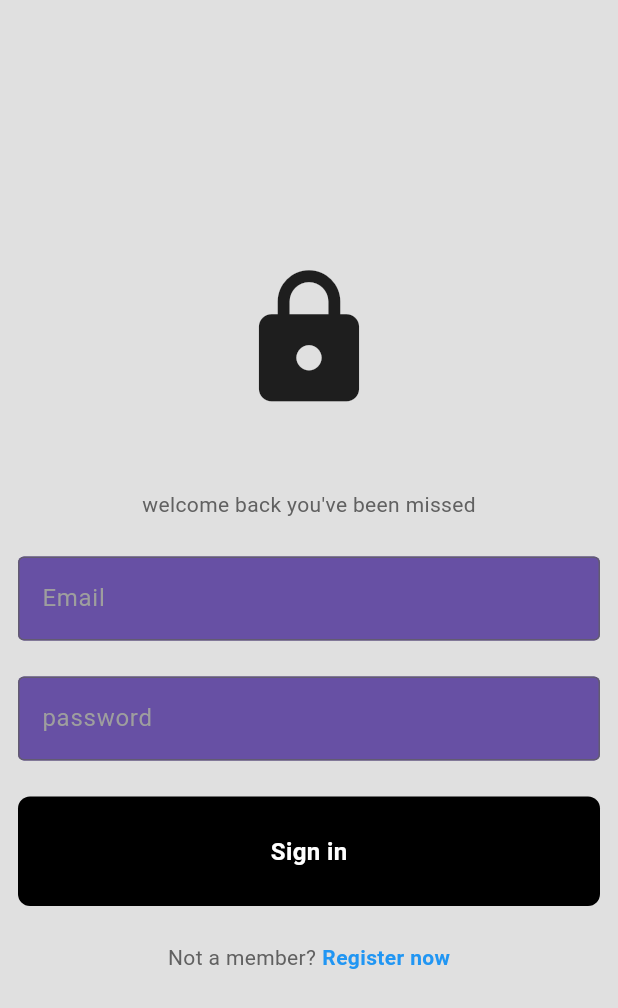
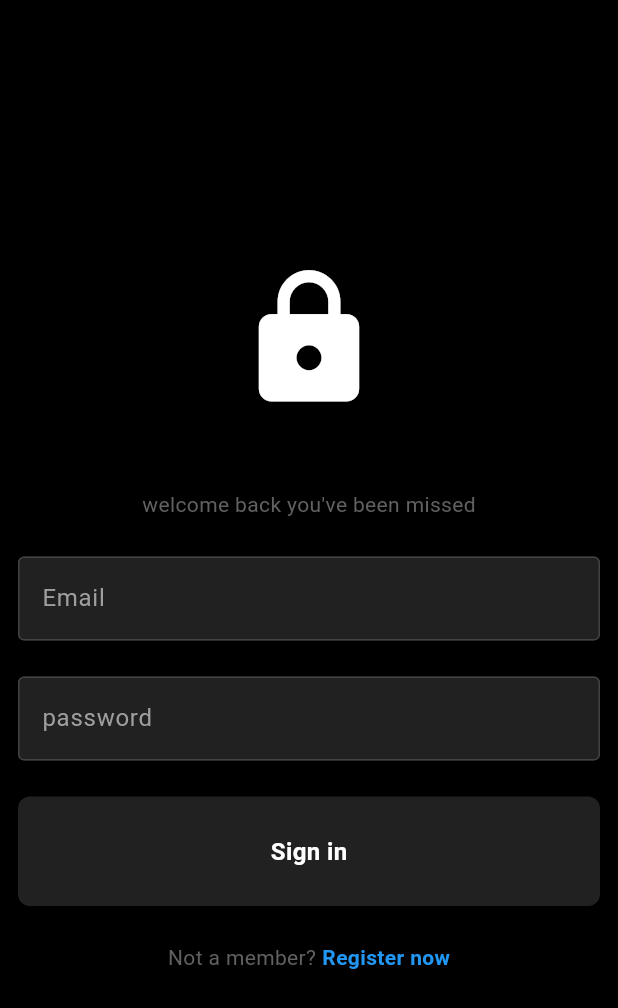
Before and after one commit to MaheshVenuFlutter/social-media-app, a Flutter app: the screen it shows after launch, on a phone screen of 412 x 824 dp. Shown: the top 1008 px of the screen. Run offline on Flutter 3.47's test engine with Material 3 defaults, Android fonts, the phone set to English and light mode, and no system bars; our stand-ins replace cloud_firestore, firebase_auth, firebase_core; accounts and stored records are empty; generated files the repository leaves out were written again.

```diff
--- a/lib/custom widgets/butten.dart
+++ b/lib/custom widgets/butten.dart
@@ -12,7 +12,8 @@ class Mybutten extends StatelessWidget {
       child: Container(
         padding: const EdgeInsets.all(25),
         decoration: BoxDecoration(
-            borderRadius: BorderRadius.circular(8), color: Colors.black),
+            borderRadius: BorderRadius.circular(8),
+            color: Theme.of(context).colorScheme.primary),
         child: Center(
           child: Text(
             text,
--- a/lib/custom widgets/text_box.dart
+++ b/lib/custom widgets/text_box.dart
@@ -15,9 +15,8 @@ class MyTextBox extends StatelessWidget {
   Widget build(BuildContext context) {
     return Container(
       decoration: BoxDecoration(
-        borderRadius: BorderRadius.circular(8),
-        color: Colors.grey[200],
-      ),
+          borderRadius: BorderRadius.circular(8),
+          color: Theme.of(context).colorScheme.secondary),
       padding: const EdgeInsets.only(left: 15, bottom: 15),
       margin: const EdgeInsets.only(left: 20, right: 20, top: 20),
       child: Column(
--- a/lib/custom widgets/text_feild.dart
+++ b/lib/custom widgets/text_feild.dart
@@ -13,6 +13,7 @@ class MyTestFeild extends StatelessWidget {
   @override
   Widget build(BuildContext context) {
     return TextField(
+      cursorColor: Theme.of(context).colorScheme.outline,
       controller: controller,
       obscureText: obscureText,
       decoration: InputDecoration(
--- a/lib/main.dart
+++ b/lib/main.dart
@@ -22,8 +22,9 @@ class MyApp extends StatelessWidget {
   Widget build(BuildContext context) {
     return MaterialApp(
       debugShowCheckedModeBanner: false,
-      theme: lightTheme,
-      // darkTheme: darkTheme,
+      theme: darkTheme,
+      // lightTheme,
+      //darkTheme: darkTheme,
       home:
           //ProfilePage(),
           AuthScreen(),
--- a/lib/screens/login_screen.dart
+++ b/lib/screens/login_screen.dart
@@ -53,7 +53,7 @@ class _LoginScreenState extends State<LoginScreen> {
   @override
   Widget build(BuildContext context) {
     return Scaffold(
-      backgroundColor: Colors.grey[300],
+      backgroundColor: Theme.of(context).colorScheme.background,
       body: SafeArea(
         child: Center(
           child: Padding(
--- a/lib/screens/profile_page.dart
+++ b/lib/screens/profile_page.dart
@@ -26,7 +26,7 @@ class _ProfilePageState extends State<ProfilePage> {
     await showDialog(
       context: context,
       builder: (context) => AlertDialog(
-        backgroundColor: Colors.grey[900],
+        backgroundColor: Theme.of(context).colorScheme.background,
         title: Text(
           "Edit $feild",
           style: const TextStyle(color: Colors.white),
@@ -81,9 +81,8 @@ class _ProfilePageState extends State<ProfilePage> {
   @override
   Widget build(BuildContext context) {
     return Scaffold(
-      backgroundColor: Colors.grey[300],
+      backgroundColor: Theme.of(context).colorScheme.primary,
       appBar: AppBar(
-        backgroundColor: Colors.grey[900],
         title: const Text("Profile Screen"),
       ),
       body: StreamBuilder<DocumentSnapshot>(
--- a/lib/screens/register_screen.dart
+++ b/lib/screens/register_screen.dart
@@ -76,7 +76,7 @@ class _RegisterScreenState extends State<RegisterScreen> {
   @override
   Widget build(BuildContext context) {
     return Scaffold(
-      backgroundColor: Colors.grey[300],
+      backgroundColor: Theme.of(context).colorScheme.background,
       body: SafeArea(
         child: Center(
           child: Padding(
--- a/lib/theme/dark_theme.dart
+++ b/lib/theme/dark_theme.dart
@@ -6,8 +6,11 @@ ThemeData darkTheme = ThemeData(
     backgroundColor: Colors.black,
   ),
   colorScheme: ColorScheme.dark(
-    background: Colors.black,
-    primary: Colors.grey[900]!,
-    secondary: Colors.grey[800]!,
+      background: Colors.black,
+      primary: Colors.grey[900]!,
+      secondary: Colors.grey[800]!,
+      outline: Colors.blue),
+  textButtonTheme: TextButtonThemeData(
+    style: TextButton.styleFrom(foregroundColor: Colors.white),
   ),
 );
--- a/lib/theme/light_theme.dart
+++ b/lib/theme/light_theme.dart
@@ -2,7 +2,21 @@ import 'package:flutter/material.dart';
 
 ThemeData lightTheme = ThemeData(
   brightness: Brightness.light,
-  appBarTheme: AppBarTheme(
+  appBarTheme: const AppBarTheme(
+    elevation: 0,
     backgroundColor: Colors.transparent,
+    iconTheme: IconThemeData(color: Colors.black),
+    titleTextStyle: TextStyle(color: Colors.black, fontSize: 20),
+  ),
+  colorScheme: ColorScheme.light(
+      background: Colors.grey[300]!,
+      primary: Colors.grey[200]!,
+      secondary: Colors.grey[300]!,
+      outline: Colors.black),
+  textButtonTheme: TextButtonThemeData(
+    style: TextButton.styleFrom(foregroundColor: Colors.black),
+  ),
+  textTheme: const TextTheme(
+    titleLarge: TextStyle(color: Colors.black),
   ),
 );
```
Also changed, not shown: lib/custom widgets/delete_butten.dart (added, +17 -0 lines), lib/custom widgets/wall_post.dart (+75 -3 lines).
